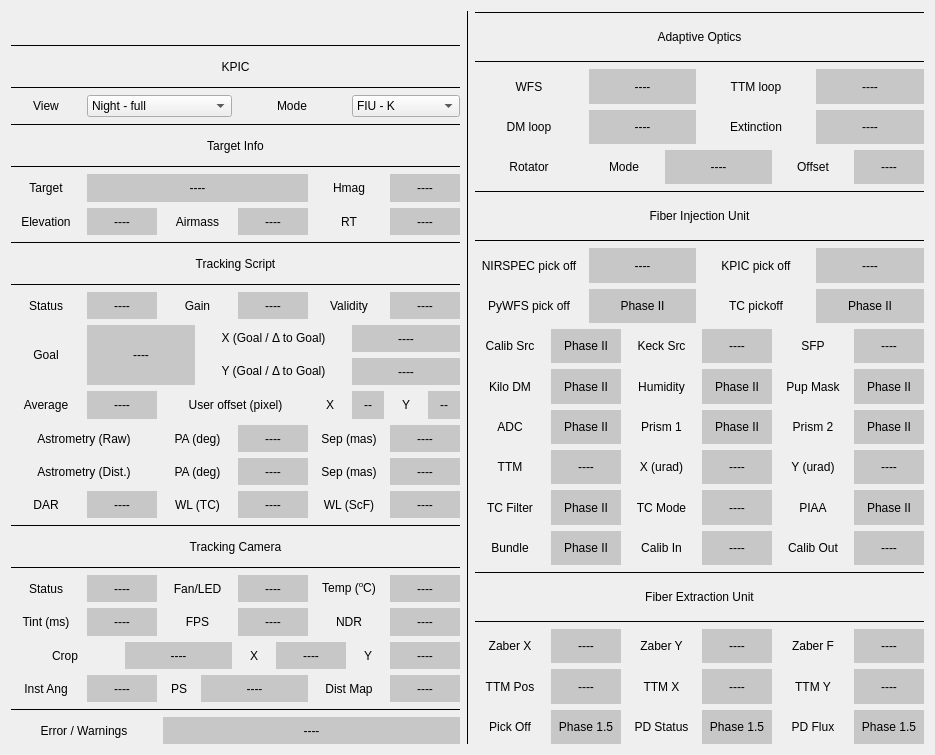
Above: GUIs/resources/status_bar_night_expanded.ui from TobiasSchof/KPIC before the change. Below: the same form after it.
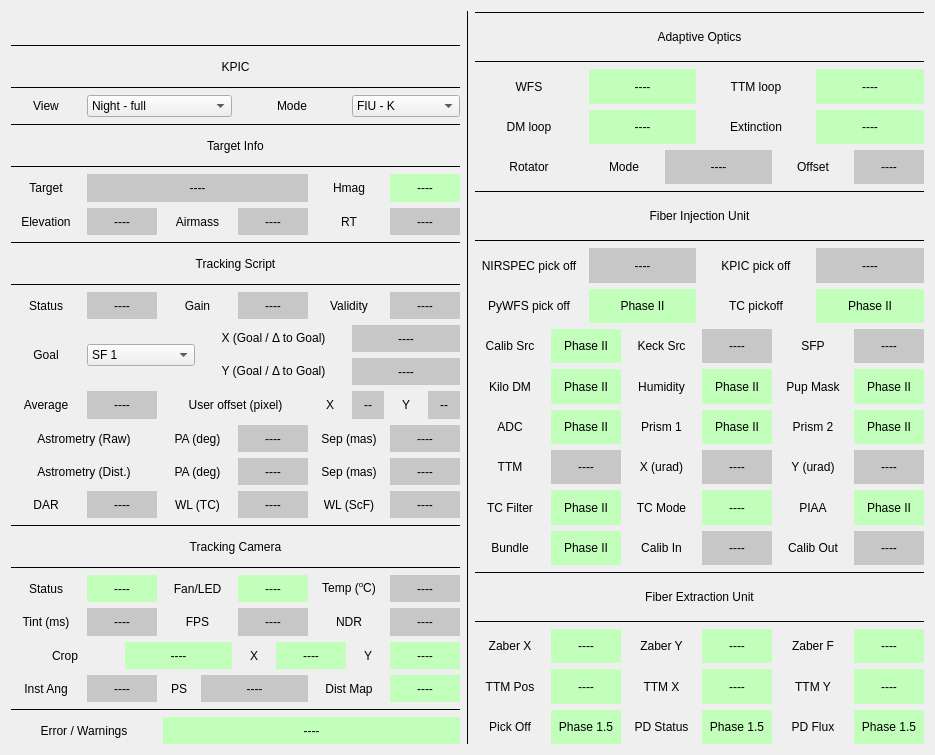
That is the form after the change. Icons and pictures are not drawn. Custom widgets are drawn as their Qt base class.

Commit message: Changed goal to selection field and tested

Patch:
```diff
--- a/GUIs/resources/status_bar_night_expanded.ui
+++ b/GUIs/resources/status_bar_night_expanded.ui
@@ -592,19 +592,6 @@
        </property>
       </widget>
      </item>
-     <item row="14" column="2" rowspan="2" colspan="3">
-      <widget class="Track_goal" name="target_goal_val">
-       <property name="styleSheet">
-        <string notr="true">background-color: #c7c7c7</string>
-       </property>
-       <property name="text">
-        <string>----</string>
-       </property>
-       <property name="alignment">
-        <set>Qt::AlignCenter</set>
-       </property>
-      </widget>
-     </item>
      <item row="13" column="2" colspan="2">
       <widget class="Track_stat" name="track_stat_val">
        <property name="styleSheet">
@@ -667,7 +654,7 @@
      <item row="25" column="3" colspan="3">
       <widget class="Track_cam_crop" name="track_cam_crop_val">
        <property name="styleSheet">
-        <string notr="true">background-color: #c7c7c7</string>
+        <string notr="true">background-color: #c1ffba</string>
        </property>
        <property name="text">
         <string>----</string>
@@ -680,7 +667,7 @@
      <item row="8" column="10" colspan="2">
       <widget class="QLabel" name="hamg_val">
        <property name="styleSheet">
-        <string notr="true">background-color: #c7c7c7</string>
+        <string notr="true">background-color: #c1ffba</string>
        </property>
        <property name="text">
         <string>----</string>
@@ -723,7 +710,7 @@
      <item row="28" column="4" colspan="8">
       <widget class="QLabel" name="error_warning_val">
        <property name="styleSheet">
-        <string notr="true">background-color: #c7c7c7</string>
+        <string notr="true">background-color: #c1ffba</string>
        </property>
        <property name="text">
         <string>----</string>
@@ -776,7 +763,7 @@
      <item row="23" column="6" colspan="2">
       <widget class="QLabel" name="track_cam_f_l_val">
        <property name="styleSheet">
-        <string notr="true">background-color: #c7c7c7</string>
+        <string notr="true">background-color: #c1ffba</string>
        </property>
        <property name="text">
         <string>----</string>
@@ -997,7 +984,7 @@
      <item row="25" column="10" colspan="2">
       <widget class="Track_cam_crop_y" name="track_cam_crop_y_val">
        <property name="styleSheet">
-        <string notr="true">background-color: #c7c7c7</string>
+        <string notr="true">background-color: #c1ffba</string>
        </property>
        <property name="text">
         <string>----</string>
@@ -1092,7 +1079,7 @@
      <item row="23" column="2" colspan="2">
       <widget class="QLabel" name="track_cam_stat_val">
        <property name="styleSheet">
-        <string notr="true">background-color: #c7c7c7</string>
+        <string notr="true">background-color: #c1ffba</string>
        </property>
        <property name="text">
         <string>----</string>
@@ -1115,7 +1102,7 @@
      <item row="26" column="10" colspan="2">
       <widget class="QLabel" name="track_cam_dist_map_val">
        <property name="styleSheet">
-        <string notr="true">background-color: #c7c7c7</string>
+        <string notr="true">background-color: #c1ffba</string>
        </property>
        <property name="text">
         <string>----</string>
@@ -1187,7 +1174,7 @@
      <item row="25" column="7" colspan="2">
       <widget class="Track_cam_crop_x" name="track_cam_crop_x_val">
        <property name="styleSheet">
-        <string notr="true">background-color: #c7c7c7</string>
+        <string notr="true">background-color: #c1ffba</string>
        </property>
        <property name="text">
         <string>----</string>
@@ -1221,6 +1208,65 @@
        </item>
       </widget>
      </item>
+     <item row="14" column="2" rowspan="2" colspan="3">
+      <widget class="Track_goal" name="track_goal_val">
+       <item>
+        <property name="text">
+         <string>SF 1</string>
+        </property>
+       </item>
+       <item>
+        <property name="text">
+         <string>SF 2</string>
+        </property>
+       </item>
+       <item>
+        <property name="text">
+         <string>SF 3</string>
+        </property>
+       </item>
+       <item>
+        <property name="text">
+         <string>SF 4</string>
+        </property>
+       </item>
+       <item>
+        <property name="text">
+         <string>SF 5</string>
+        </property>
+       </item>
+       <item>
+        <property name="text">
+         <string>Center</string>
+        </property>
+       </item>
+       <item>
+        <property name="text">
+         <string>Up Left</string>
+        </property>
+       </item>
+       <item>
+        <property name="text">
+         <string>Bot Left</string>
+        </property>
+       </item>
+       <item>
+        <property name="text">
+         <string>Up Right</string>
+        </property>
+       </item>
+       <item>
+        <property name="text">
+         <string>Bot Right</string>
+        </property>
+       </item>
+       <item>
+        <property name="text">
+         <string>Zernike</string>
+        </property>
+       </item>
+      </widget>
+     </item>
     </layout>
    </item>
    <item>
@@ -1288,7 +1334,7 @@
      <item row="15" column="2" colspan="2">
       <widget class="QLabel" name="tc_filter_val">
        <property name="styleSheet">
-        <string notr="true">background-color: #c7c7c7</string>
+        <string notr="true">background-color: #c1ffba</string>
        </property>
        <property name="text">
         <string>Phase II</string>
@@ -1321,7 +1367,7 @@
      <item row="10" column="3" colspan="3">
       <widget class="QLabel" name="pywfs_po_val">
        <property name="styleSheet">
-        <string notr="true">background-color: #c7c7c7</string>
+        <string notr="true">background-color: #c1ffba</string>
        </property>
        <property name="text">
         <string>Phase II</string>
@@ -1334,7 +1380,7 @@
      <item row="10" column="9" colspan="3">
       <widget class="QLabel" name="tc_po_val">
        <property name="styleSheet">
-        <string notr="true">background-color: #c7c7c7</string>
+        <string notr="true">background-color: #c1ffba</string>
        </property>
        <property name="text">
         <string>Phase II</string>
@@ -1347,7 +1393,7 @@
      <item row="13" column="6" colspan="2">
       <widget class="QLabel" name="prism_1_val">
        <property name="styleSheet">
-        <string notr="true">background-color: #c7c7c7</string>
+        <string notr="true">background-color: #c1ffba</string>
        </property>
        <property name="text">
         <string>Phase II</string>
@@ -1360,7 +1406,7 @@
      <item row="12" column="6" colspan="2">
       <widget class="QLabel" name="humid_val">
        <property name="styleSheet">
-        <string notr="true">background-color: #c7c7c7</string>
+        <string notr="true">background-color: #c1ffba</string>
        </property>
        <property name="text">
         <string>Phase II</string>
@@ -1373,7 +1419,7 @@
      <item row="12" column="10" colspan="2">
       <widget class="QLabel" name="pup_mask_val">
        <property name="styleSheet">
-        <string notr="true">background-color: #c7c7c7</string>
+        <string notr="true">background-color: #c1ffba</string>
        </property>
        <property name="text">
         <string>Phase II</string>
@@ -1468,7 +1514,7 @@
      <item row="22" column="2" colspan="2">
       <widget class="QLabel" name="feu_po_val">
        <property name="styleSheet">
-        <string notr="true">background-color: #c7c7c7</string>
+        <string notr="true">background-color: #c1ffba</string>
        </property>
        <property name="text">
         <string>Phase 1.5</string>
@@ -1481,7 +1527,7 @@
      <item row="22" column="6" colspan="2">
       <widget class="QLabel" name="feu_pd_stat_val">
        <property name="styleSheet">
-        <string notr="true">background-color: #c7c7c7</string>
+        <string notr="true">background-color: #c1ffba</string>
        </property>
        <property name="text">
         <string>Phase 1.5</string>
@@ -1514,7 +1560,7 @@
      <item row="22" column="10" colspan="2">
       <widget class="QLabel" name="feu_pd_flux_val">
        <property name="styleSheet">
-        <string notr="true">background-color: #c7c7c7</string>
+        <string notr="true">background-color: #c1ffba</string>
        </property>
        <property name="text">
         <string>Phase 1.5</string>
@@ -1626,7 +1672,7 @@
      <item row="12" column="2" colspan="2">
       <widget class="QLabel" name="kilo_dm_val">
        <property name="styleSheet">
-        <string notr="true">background-color: #c7c7c7</string>
+        <string notr="true">background-color: #c1ffba</string>
        </property>
        <property name="text">
         <string>Phase II</string>
@@ -1691,7 +1737,7 @@
         <number>-1</number>
        </property>
        <property name="styleSheet">
-        <string notr="true">background-color: #c7c7c7</string>
+        <string notr="true">background-color: #c1ffba</string>
        </property>
        <property name="text">
         <string>Phase II</string>
@@ -1730,7 +1776,7 @@
      <item row="16" column="2" colspan="2">
       <widget class="QLabel" name="bundle_val">
        <property name="styleSheet">
-        <string notr="true">background-color: #c7c7c7</string>
+        <string notr="true">background-color: #c1ffba</string>
        </property>
        <property name="text">
         <string>Phase II</string>
@@ -1776,7 +1822,7 @@
      <item row="15" column="10" colspan="2">
       <widget class="QLabel" name="piaa_val">
        <property name="styleSheet">
-        <string notr="true">background-color: #c7c7c7</string>
+        <string notr="true">background-color: #c1ffba</string>
        </property>
        <property name="text">
         <string>Phase II</string>
@@ -1822,7 +1868,7 @@
      <item row="13" column="10" colspan="2">
       <widget class="QLabel" name="prism_2_val">
        <property name="styleSheet">
-        <string notr="true">background-color: #c7c7c7</string>
+        <string notr="true">background-color: #c1ffba</string>
        </property>
        <property name="text">
         <string>Phase II</string>
@@ -1845,7 +1891,7 @@
      <item row="13" column="2" colspan="2">
       <widget class="QLabel" name="adc_val">
        <property name="styleSheet">
-        <string notr="true">background-color: #c7c7c7</string>
+        <string notr="true">background-color: #c1ffba</string>
        </property>
        <property name="text">
         <string>Phase II</string>
@@ -1901,7 +1947,7 @@
      <item row="15" column="6" colspan="2">
       <widget class="QLabel" name="tc_mode_val">
        <property name="styleSheet">
-        <string notr="true">background-color: #c7c7c7</string>
+        <string notr="true">background-color: #c1ffba</string>
        </property>
        <property name="text">
         <string>----</string>
@@ -1963,7 +2009,7 @@
      <item row="3" column="3" colspan="3">
       <widget class="QLabel" name="wfs_val">
        <property name="styleSheet">
-        <string notr="true">background-color: #c7c7c7</string>
+        <string notr="true">background-color: #c1ffba</string>
        </property>
        <property name="frameShadow">
         <enum>QFrame::Plain</enum>
@@ -1979,7 +2025,7 @@
      <item row="4" column="3" colspan="3">
       <widget class="QLabel" name="dm_loop_val">
        <property name="styleSheet">
-        <string notr="true">background-color: #c7c7c7</string>
+        <string notr="true">background-color: #c1ffba</string>
        </property>
        <property name="text">
         <string>----</string>
@@ -2096,7 +2142,7 @@
      <item row="20" column="10" colspan="2">
       <widget class="QLabel" name="zaber_f_val">
        <property name="styleSheet">
-        <string notr="true">background-color: #c7c7c7</string>
+        <string notr="true">background-color: #c1ffba</string>
        </property>
        <property name="text">
         <string>----</string>
@@ -2119,7 +2165,7 @@
      <item row="20" column="6" colspan="2">
       <widget class="QLabel" name="zaber_y_val">
        <property name="styleSheet">
-        <string notr="true">background-color: #c7c7c7</string>
+        <string notr="true">background-color: #c1ffba</string>
        </property>
        <property name="text">
         <string>----</string>
@@ -2132,7 +2178,7 @@
      <item row="21" column="10" colspan="2">
       <widget class="QLabel" name="feu_ttm_y_val">
        <property name="styleSheet">
-        <string notr="true">background-color: #c7c7c7</string>
+        <string notr="true">background-color: #c1ffba</string>
        </property>
        <property name="text">
         <string>----</string>
@@ -2145,7 +2191,7 @@
      <item row="21" column="6" colspan="2">
       <widget class="QLabel" name="feu_ttm_x_val">
        <property name="styleSheet">
-        <string notr="true">background-color: #c7c7c7</string>
+        <string notr="true">background-color: #c1ffba</string>
        </property>
        <property name="text">
         <string>----</string>
@@ -2158,7 +2204,7 @@
      <item row="20" column="2" colspan="2">
       <widget class="QLabel" name="zaber_x_val">
        <property name="styleSheet">
-        <string notr="true">background-color: #c7c7c7</string>
+        <string notr="true">background-color: #c1ffba</string>
        </property>
        <property name="text">
         <string>----</string>
@@ -2243,7 +2289,7 @@
      <item row="21" column="2" colspan="2">
       <widget class="QLabel" name="feu_ttm_val">
        <property name="styleSheet">
-        <string notr="true">background-color: #c7c7c7</string>
+        <string notr="true">background-color: #c1ffba</string>
        </property>
        <property name="text">
         <string>----</string>
@@ -2328,7 +2374,7 @@
      <item row="3" column="9" colspan="3">
       <widget class="QLabel" name="ttm_loop_val">
        <property name="styleSheet">
-        <string notr="true">background-color: #c7c7c7</string>
+        <string notr="true">background-color: #c1ffba</string>
        </property>
        <property name="text">
         <string>----</string>
@@ -2341,7 +2387,7 @@
      <item row="4" column="9" colspan="3">
       <widget class="QLabel" name="extinction_val">
        <property name="styleSheet">
-        <string notr="true">background-color: #c7c7c7</string>
+        <string notr="true">background-color: #c1ffba</string>
        </property>
        <property name="text">
         <string>----</string>
@@ -2464,11 +2510,6 @@
    <extends>QLabel</extends>
    <header>night_view_widgets.h</header>
   </customwidget>
-  <customwidget>
-   <class>Track_goal</class>
-   <extends>QLabel</extends>
-   <header>night_view_widgets.h</header>
-  </customwidget>
   <customwidget>
    <class>Goal_pos_x</class>
    <extends>QLabel</extends>
@@ -2589,6 +2630,11 @@
    <extends>QLabel</extends>
    <header>night_view_widgets.h</header>
   </customwidget>
+  <customwidget>
+   <class>Track_goal</class>
+   <extends>QComboBox</extends>
+   <header>night_view_widgets.h</header>
+  </customwidget>
  </customwidgets>
  <resources>
   <include location="KPIC_logo.qrc"/>
```
The commit also changes 1 other file.
